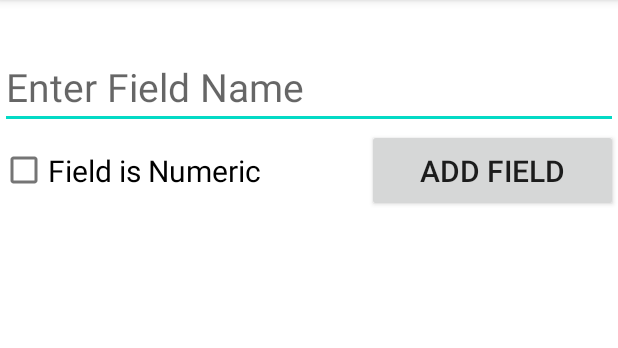
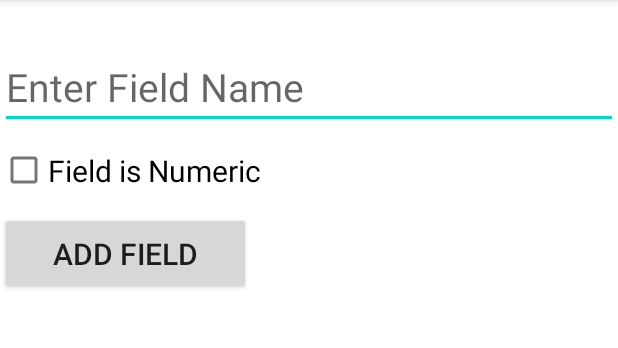
Before and after one commit to DavitTsiskarashvili/Homework7, an Android app: the screen it shows after launch (MainActivity), on a phone screen of 412 x 824 dp, the part 84-432 px from its top. Run offline under Robolectric (Android 15) with nearby library versions, the phone set to English and light mode, and no system bars.

Commit message:
First Commit

```diff
--- a/app/src/main/java/com/example/homework7/MainActivity.kt
+++ b/app/src/main/java/com/example/homework7/MainActivity.kt
@@ -18,10 +18,10 @@ class MainActivity : AppCompatActivity() {
             val inflater = LayoutInflater.from(this)
 
             if (check) {
-                val addNumeric = inflater.inflate(R.layout.edittext_number, binding.root, false)
+                val addNumeric = inflater.inflate(R.layout.edittext_number, binding.mainLayout, false)
                 binding.mainLayout.addView(addNumeric)
             } else {
-                val addText = inflater.inflate(R.layout.edittext_text, binding.root, false)
+                val addText = inflater.inflate(R.layout.edittext_text, binding.mainLayout, false)
                 binding.mainLayout.addView(addText)
             }
         }
--- a/app/src/main/res/layout/activity_main.xml
+++ b/app/src/main/res/layout/activity_main.xml
@@ -8,7 +8,7 @@
     tools:layout_editor_absoluteY="142dp"
     android:fillViewport="true">
 
-    <androidx.constraintlayout.widget.ConstraintLayout
+    <androidx.appcompat.widget.LinearLayoutCompat
         android:id="@+id/mainLayout"
         android:layout_width="match_parent"
         android:layout_height="wrap_content"
@@ -47,6 +47,6 @@
 
 
 
-    </androidx.constraintlayout.widget.ConstraintLayout>
+    </androidx.appcompat.widget.LinearLayoutCompat>
 
 </ScrollView>
--- a/app/src/main/res/layout/edittext_number.xml
+++ b/app/src/main/res/layout/edittext_number.xml
@@ -1,5 +1,6 @@
 <?xml version="1.0" encoding="utf-8"?>
-<androidx.constraintlayout.widget.Constraints xmlns:android="http://schemas.android.com/apk/res/android"
+<androidx.appcompat.widget.LinearLayoutCompat
+    xmlns:android="http://schemas.android.com/apk/res/android"
     android:layout_width="match_parent"
     android:layout_height="match_parent">
 
@@ -12,4 +13,4 @@
         android:hint="Enter Field Name"
         android:inputType="number"/>
 
-</androidx.constraintlayout.widget.Constraints>
+</androidx.appcompat.widget.LinearLayoutCompat>
--- a/app/src/main/res/layout/edittext_text.xml
+++ b/app/src/main/res/layout/edittext_text.xml
@@ -1,5 +1,6 @@
 <?xml version="1.0" encoding="utf-8"?>
-<androidx.constraintlayout.widget.Constraints xmlns:android="http://schemas.android.com/apk/res/android"
+<androidx.appcompat.widget.LinearLayoutCompat
+    xmlns:android="http://schemas.android.com/apk/res/android"
     android:layout_width="match_parent"
     android:layout_height="match_parent">
 
@@ -12,4 +13,4 @@
         android:inputType="text"/>
 
 
-</androidx.constraintlayout.widget.Constraints>
+</androidx.appcompat.widget.LinearLayoutCompat>
```
